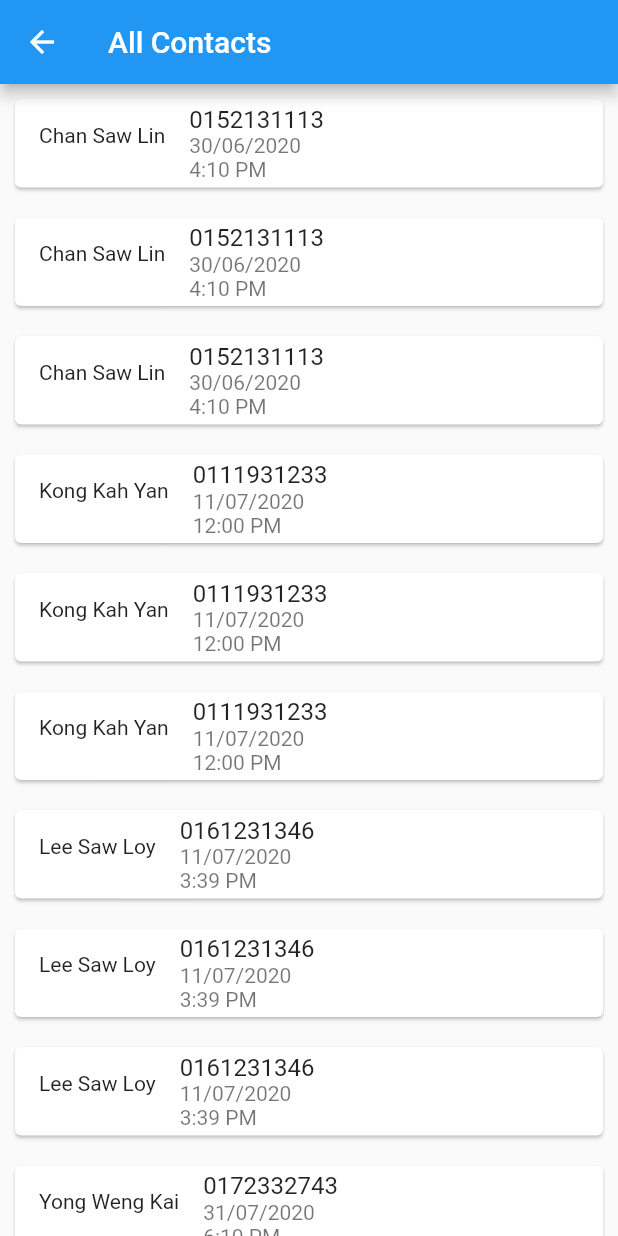
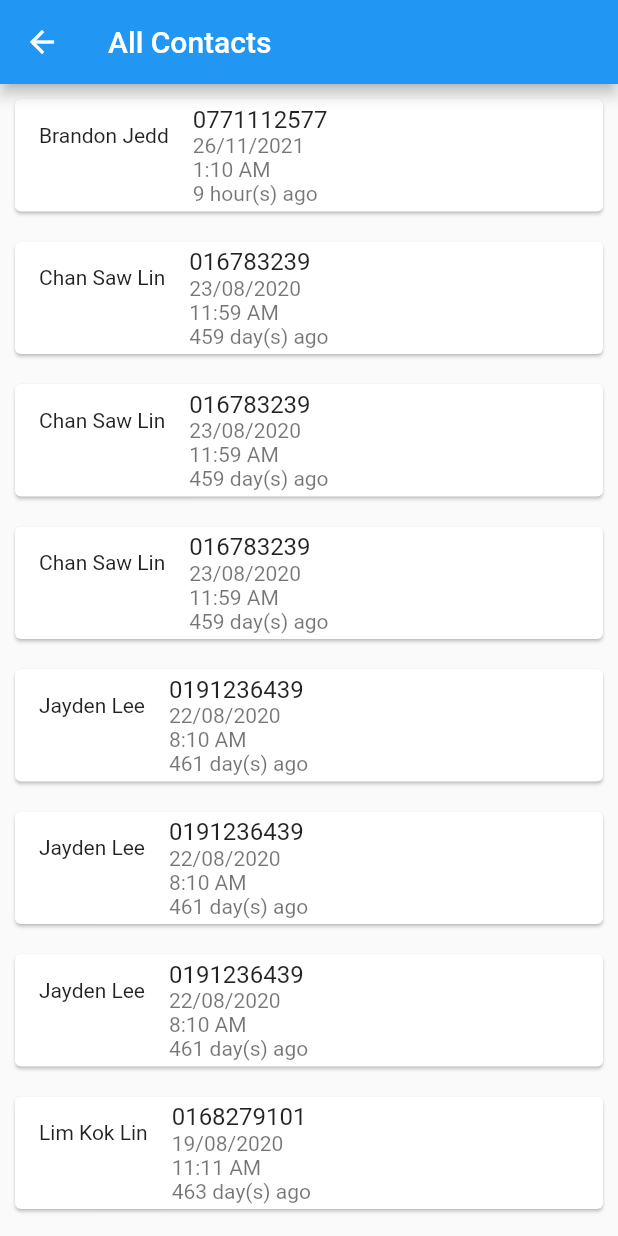
Before and after one commit to dondonjedd/MyContacts, a Flutter app: the screen it shows after launch, after a tap on "My Contacts", on a phone screen of 412 x 824 dp. Run offline on Flutter 3.47's test engine with Material 2 defaults, Android fonts, the phone set to English and light mode, and no system bars; our stand-ins replace flutter_staggered_animations, flutter_svg.

Commit message:
display user's check in time in time ago format
-original time format is still shown

```diff
--- a/assets/files/AllContacts.json
+++ b/assets/files/AllContacts.json
@@ -1,4 +1,9 @@
 [
+	{
+	"user": "Brandon Jedd",
+	"phone": "0771112577",
+	"check-in": "2021-11-26 01:10:05"
+	},
 	{
 	"user": "Chan Saw Lin",
 	"phone": "0152131113",
--- a/lib/ContactScreen.dart
+++ b/lib/ContactScreen.dart
@@ -30,7 +30,7 @@ class _ContactScreenState extends State<ContactScreen> {
       data.sort((a,b) {
         var adate = a['check-in'];
         var bdate = b['check-in'];
-        return adate.compareTo(bdate);
+        return bdate.compareTo(adate);
       });
 
       for(int i=0;i<data.length;i++){
@@ -41,7 +41,8 @@ class _ContactScreenState extends State<ContactScreen> {
           'user': data[i]['user'],
           'phone':data[i]['phone'],
           'date':dateString,
-          'time':clockString
+          'time':clockString,
+          'timeAgo':convertToAgo(parsedDateTime)
         };
         items.add(tmpArray);
       }
@@ -68,7 +69,7 @@ class _ContactScreenState extends State<ContactScreen> {
                   child: ListTile(
                     leading: Text(items[index]["user"]),
                     title: Text(items[index]["phone"]),
-                    subtitle: Text(items[index]["date"] +'\n'+items[index]["time"]),
+                    subtitle: Text(items[index]["date"] +'\n'+items[index]["time"]+'\n'+items[index]["timeAgo"]),
                   ),
                 );
               },
@@ -76,4 +77,21 @@ class _ContactScreenState extends State<ContactScreen> {
         )
     );
   }
+
+
+  String convertToAgo(DateTime input){
+    Duration diff = DateTime.now().difference(input);
+
+    if(diff.inDays >= 1){
+      return '${diff.inDays} day(s) ago';
+    } else if(diff.inHours >= 1){
+      return '${diff.inHours} hour(s) ago';
+    } else if(diff.inMinutes >= 1){
+      return '${diff.inMinutes} minute(s) ago';
+    } else if (diff.inSeconds >= 1){
+      return '${diff.inSeconds} second(s) ago';
+    } else {
+      return 'just now';
+    }
+  }
 }
```
